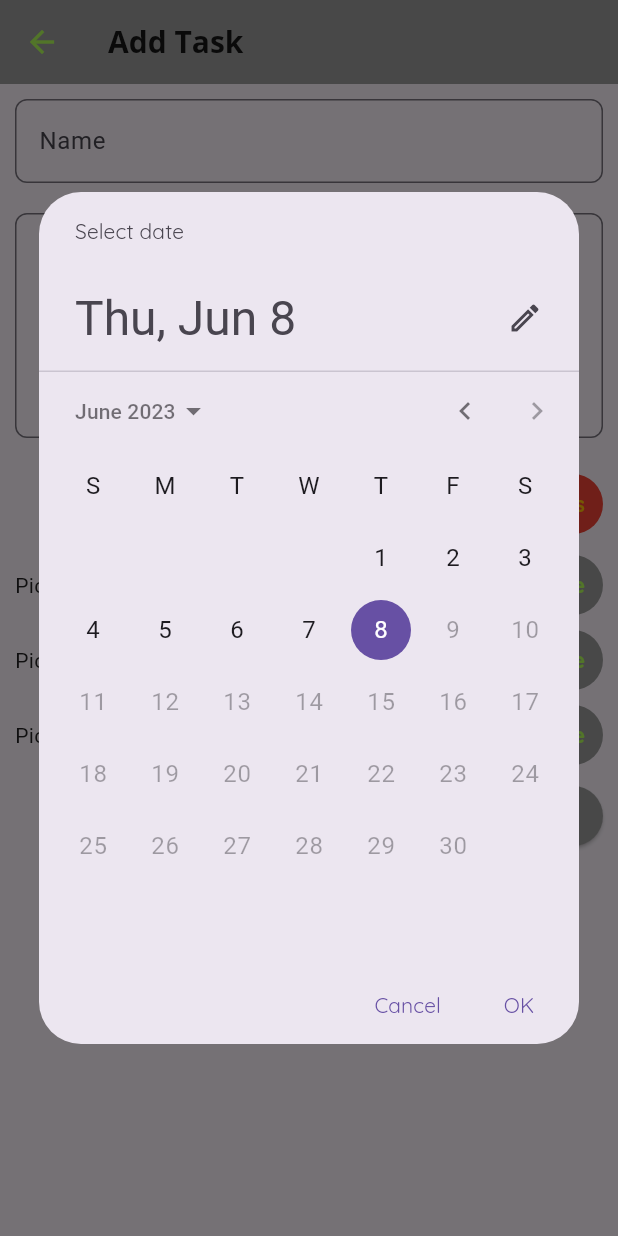
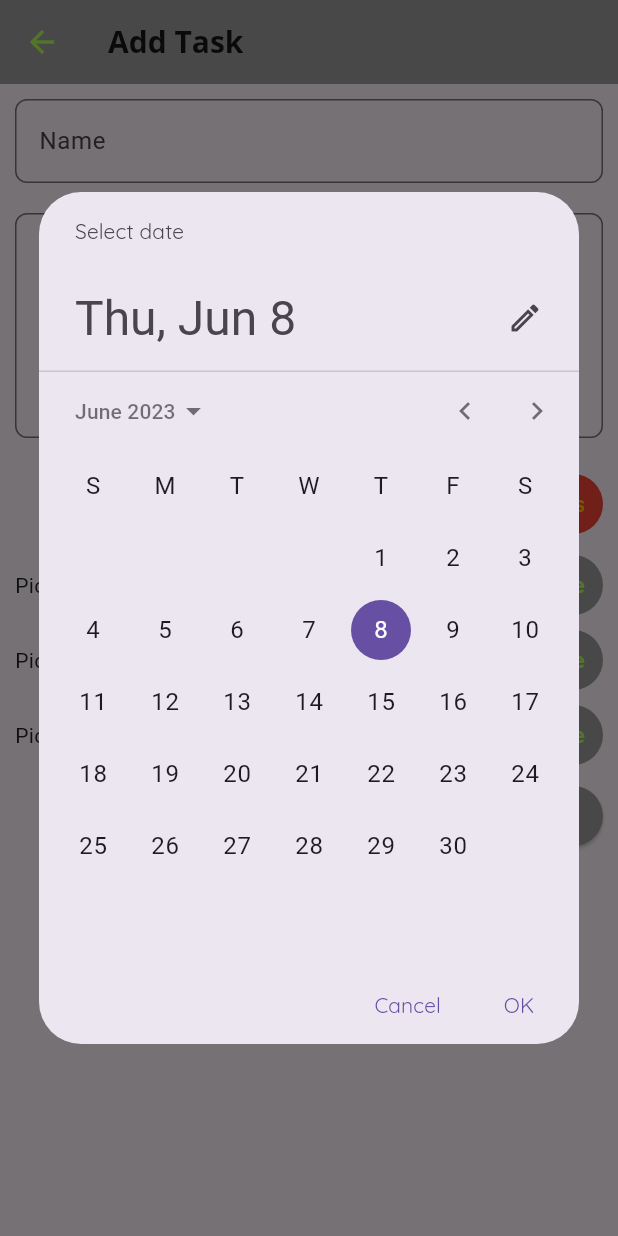
Before and after one commit to HombreOso/first_flutter_project, a Flutter app: the NewScheduledTask screen opened directly with empty values, after a tap on "Choose Date", on a phone screen of 412 x 824 dp. Run offline on Flutter 3.47's test engine with Material 2 defaults, Android fonts, the light colour scheme and no system bars; our stand-ins replace cloud_firestore, dropdown_button2, firebase_auth, firebase_core, image_picker, pie_chart and 1 more; accounts and stored records are empty.

Commit message:
enable to pick future days until one year from "now"

```diff
--- a/lib/widgets/new_scheduled_task.dart
+++ b/lib/widgets/new_scheduled_task.dart
@@ -125,7 +125,7 @@ class _NewScheduledTaskState extends State<NewScheduledTask> {
       context: context,
       initialDate: DateTime.now(),
       firstDate: DateTime(2023),
-      lastDate: DateTime.now(),
+      lastDate: DateTime.now().add(Duration(days: 365)),
     ).then((pickedDate) {
       if (pickedDate == null) {
         setState(() {
```
